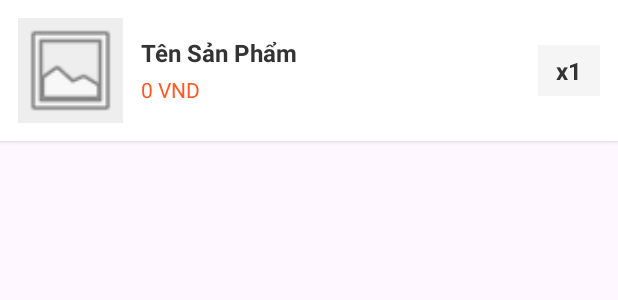
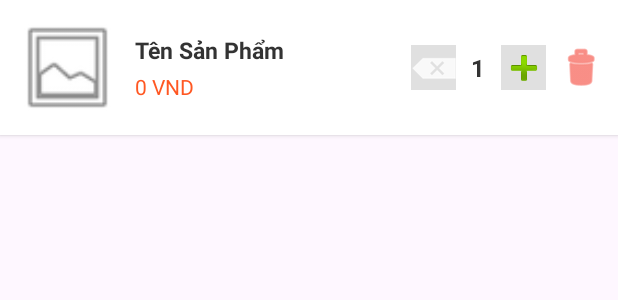
Before and after one commit to HG2505/do-an-mobile, an Android app: the layout item_cart.xml on its own in the app's theme, with its tools: preview values and no code run, on a phone screen of 412 x 824 dp. Shown: the top 300 px of the screen. Run offline under Robolectric (Android 15) with nearby library versions, the phone set to English and light mode, and no system bars.

Commit message:
huy sua loi sml

```diff
--- a/app/src/main/AndroidManifest.xml
+++ b/app/src/main/AndroidManifest.xml
@@ -31,6 +31,8 @@
         <activity android:name=".ProductDetailActivity" />
         <activity android:name=".SearchActivity" />
         <activity android:name=".CustomerActivity" />
+        <activity android:name=".CheckoutActivity" />
+        <activity android:name=".OrderHistoryActivity" />
     </application>
 
 </manifest>
--- a/app/src/main/java/com/example/giuaki/Models.kt
+++ b/app/src/main/java/com/example/giuaki/Models.kt
@@ -12,13 +12,13 @@ data class Product(
 ) : Serializable
 
 data class CartItem(
-    val product: Product,
-    var quantity: Int
+    val product: Product = Product(),
+    var quantity: Int = 0
 )
 
 // Cập nhật model Order thêm paymentMethod
 data class Order(
-    val id: String = "",
+    var id: String = "",
     val userId: String = "",
     val userName: String = "",
     val userPhone: String = "",
--- a/app/src/main/res/layout/item_cart.xml
+++ b/app/src/main/res/layout/item_cart.xml
@@ -3,33 +3,34 @@
     android:layout_width="match_parent"
     android:layout_height="wrap_content"
     android:orientation="horizontal"
-    android:padding="12dp"
+    android:padding="10dp"
     android:background="@android:color/white"
     android:layout_marginBottom="8dp"
     android:gravity="center_vertical"
     android:elevation="2dp">
 
+    <!-- Ảnh sản phẩm -->
     <ImageView
         android:id="@+id/imgCartThumb"
         android:layout_width="70dp"
         android:layout_height="70dp"
         android:src="@android:drawable/ic_menu_gallery"
-        android:background="#EEEEEE"
         android:scaleType="centerCrop"/>
 
+    <!-- Tên và Giá -->
     <LinearLayout
         android:layout_width="0dp"
         android:layout_height="wrap_content"
         android:layout_weight="1"
         android:orientation="vertical"
-        android:layout_marginStart="12dp">
+        android:layout_marginStart="10dp">
 
         <TextView
             android:id="@+id/tvCartItemName"
             android:layout_width="wrap_content"
             android:layout_height="wrap_content"
             android:text="Tên Sản Phẩm"
-            android:textSize="16sp"
+            android:textSize="15sp"
             android:textStyle="bold"
             android:textColor="#333"
             android:maxLines="2"
@@ -45,16 +46,50 @@
             android:layout_marginTop="4dp"/>
     </LinearLayout>
 
-    <TextView
-        android:id="@+id/tvCartItemQty"
+    <!-- Bộ điều khiển số lượng -->
+    <LinearLayout
         android:layout_width="wrap_content"
         android:layout_height="wrap_content"
-        android:text="x1"
-        android:textSize="16sp"
-        android:textStyle="bold"
-        android:textColor="#333"
-        android:background="#F5F5F5"
-        android:paddingHorizontal="12dp"
-        android:paddingVertical="6dp"
-        android:layout_marginStart="8dp"/>
+        android:orientation="horizontal"
+        android:gravity="center_vertical">
+
+        <!-- Nút Giảm (-) -->
+        <ImageButton
+            android:id="@+id/btnMinus"
+            android:layout_width="30dp"
+            android:layout_height="30dp"
+            android:src="@android:drawable/ic_input_delete"
+            android:background="#E0E0E0"
+            android:padding="5dp"/>
+
+        <!-- Số lượng -->
+        <TextView
+            android:id="@+id/tvCartItemQty"
+            android:layout_width="30dp"
+            android:layout_height="wrap_content"
+            android:text="1"
+            android:textSize="16sp"
+            android:textStyle="bold"
+            android:gravity="center"
+            android:textColor="#333"/>
+
+        <!-- Nút Tăng (+) -->
+        <ImageButton
+            android:id="@+id/btnPlus"
+            android:layout_width="30dp"
+            android:layout_height="30dp"
+            android:src="@android:drawable/ic_input_add"
+            android:background="#E0E0E0"
+            android:padding="5dp"/>
+
+        <!-- Nút Xóa (Thùng rác) -->
+        <ImageButton
+            android:id="@+id/btnDelete"
+            android:layout_width="30dp"
+            android:layout_height="30dp"
+            android:src="@android:drawable/ic_menu_delete"
+            android:background="@android:color/transparent"
+            android:tint="#F44336"
+            android:layout_marginStart="8dp"/>
+    </LinearLayout>
 </LinearLayout>
```
Also changed, not shown: app/src/main/java/com/example/giuaki/CartActivity.kt (+32 -8 lines), app/src/main/java/com/example/giuaki/CartAdapter.kt (+52 -3 lines), app/src/main/java/com/example/giuaki/OrderAdapter.kt (+24 -12 lines), app/src/main/java/com/example/giuaki/OrderHistoryActivity.kt (+31 -27 lines).
